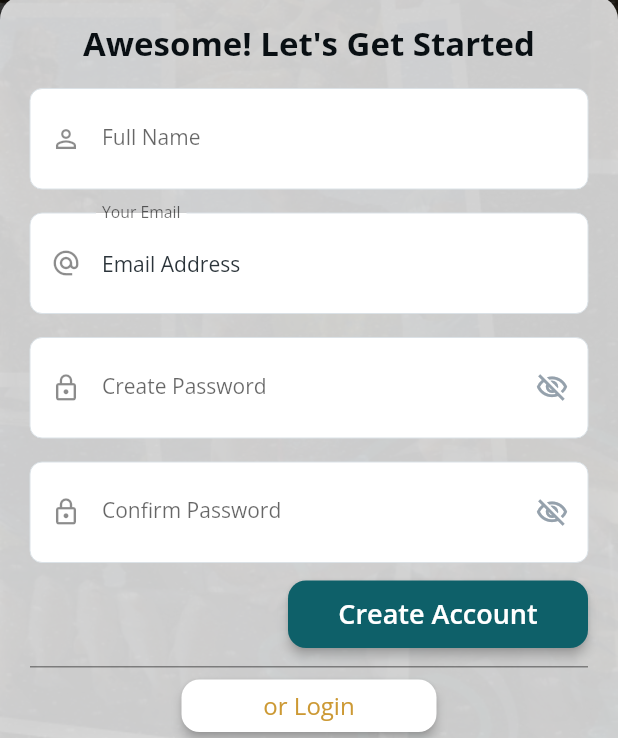
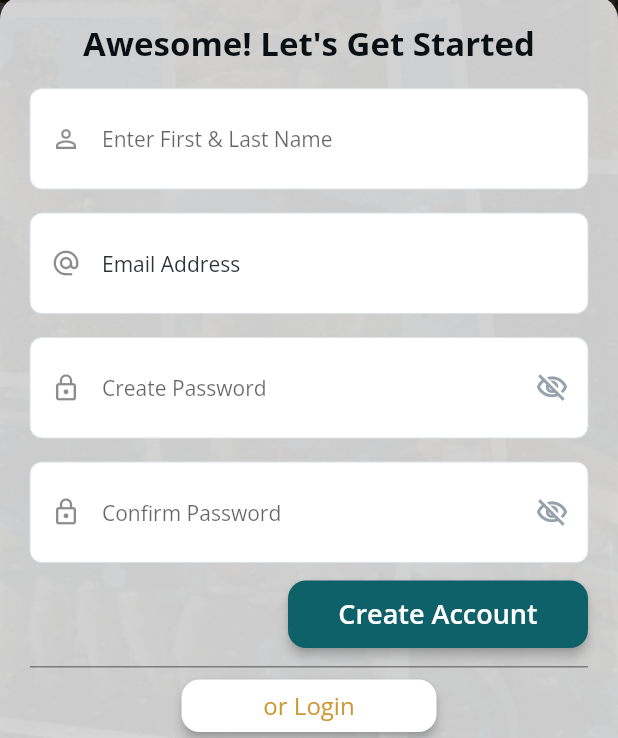
Before and after one commit to createevs/hookdat-mobile, a Flutter app: the CreateAccountWidget screen opened directly, on a phone screen of 412 x 824 dp, the part 498-1236 px from its top. Run offline on Flutter 3.47's test engine with Material 2 defaults, Android fonts, the phone set to English and light mode, and no system bars; drawn by our look-alikes of auto_size_text; our stand-ins replace built_collection, built_value, cloud_firestore, easy_debounce, firebase_auth, firebase_core and 10 more; missing offline and left inert: json_path; accounts and stored records are empty; generated files the repository leaves out were written again.

Commit message:
latest updates to code, labels, forms, authentication, etc

```diff
--- a/lib/create_account/create_account_widget.dart
+++ b/lib/create_account/create_account_widget.dart
@@ -134,8 +134,7 @@ class _CreateAccountWidgetState extends State<CreateAccountWidget> {
                                   controller: fullNameController,
                                   obscureText: false,
                                   decoration: InputDecoration(
-                                    labelText: 'Full Name',
-                                    hintText: 'Enter your full name here...',
+                                    hintText: 'Enter First & Last Name',
                                     enabledBorder: OutlineInputBorder(
                                       borderSide: BorderSide(
                                         color: Color(0xFFDBE2E7),
@@ -185,8 +184,6 @@ class _CreateAccountWidgetState extends State<CreateAccountWidget> {
                                   controller: emailAddressController,
                                   obscureText: false,
                                   decoration: InputDecoration(
-                                    labelText: 'Your Email',
-                                    hintText: 'Enter your email here...',
                                     enabledBorder: OutlineInputBorder(
                                       borderSide: BorderSide(
                                         color: Color(0xFFDBE2E7),
@@ -236,8 +233,7 @@ class _CreateAccountWidgetState extends State<CreateAccountWidget> {
                                   controller: passwordController,
                                   obscureText: !passwordVisibility,
                                   decoration: InputDecoration(
-                                    labelText: 'Create Password',
-                                    hintText: 'Enter your password here...',
+                                    hintText: 'Create Password',
                                     enabledBorder: OutlineInputBorder(
                                       borderSide: BorderSide(
                                         color: Color(0xFFDBE2E7),
@@ -300,8 +296,7 @@ class _CreateAccountWidgetState extends State<CreateAccountWidget> {
                                   controller: confirmPasswordController,
                                   obscureText: !confirmPasswordVisibility,
                                   decoration: InputDecoration(
-                                    labelText: 'Confirm Password',
-                                    hintText: 'Confirm password here....',
+                                    hintText: 'Confirm Password',
                                     enabledBorder: OutlineInputBorder(
                                       borderSide: BorderSide(
                                         color: Color(0xFFDBE2E7),
```
Also changed, not shown: lib/login_page/login_page_widget.dart (+19 -2 lines).
